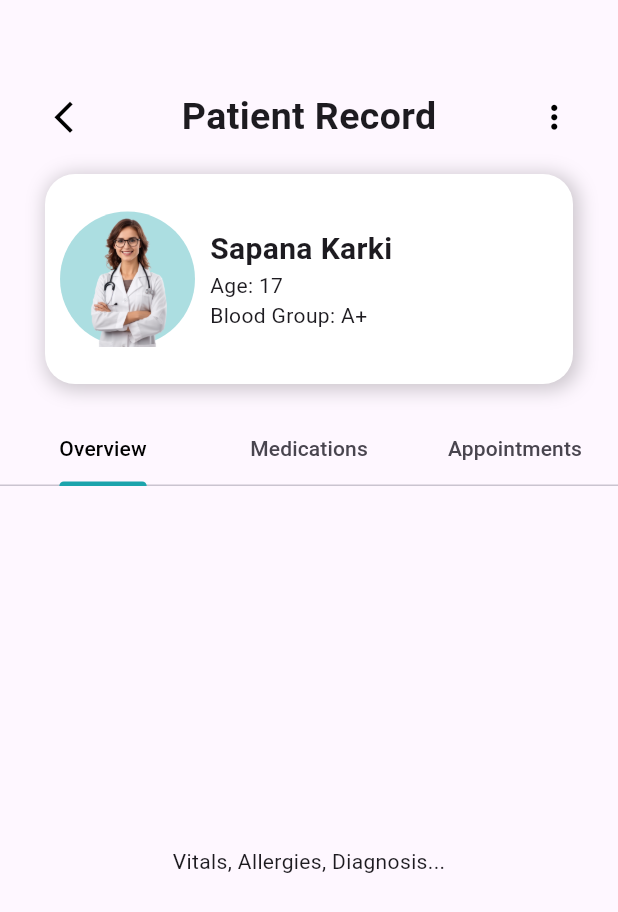
After one commit to admin123KK/merodoctor555, a Flutter app: the Dhomepage screen opened directly, after a tap on "Patients", on a phone screen of 412 x 824 dp. The commit adds this screen. Shown: the top 912 px of the screen. Run offline on Flutter 3.47's test engine with Material 3 defaults, Android fonts, the phone set to English and light mode, and no system bars.

Commit message:
patient record starup

```diff
--- a/lib/doctor/dhomepage.dart
+++ b/lib/doctor/dhomepage.dart
@@ -1,5 +1,6 @@
 import 'package:flutter/material.dart';
 import 'package:merodoctor/doctor/dprofilepage.dart';
+import 'package:merodoctor/doctor/patientrecord.dart';
 
 class Dhomepage extends StatefulWidget {
   const Dhomepage({super.key});
@@ -278,15 +279,23 @@ class _DhomepageState extends State<Dhomepage> {
                               const SizedBox(
                                 width: 9,
                               ),
-                              Container(
+                              InkWell(
+                                onTap: () {
+                                  Navigator.push(
+                                      context,
+                                      MaterialPageRoute(
+                                          builder: (context) =>
+                                              Patientrecord()));
+                                },
+                                child: Container(
                                   height: 80,
                                   width: 80,
                                   decoration: BoxDecoration(
                                       color: Color.fromARGB(93, 28, 165, 172),
                                       borderRadius: BorderRadius.circular(15)),
                                   child: const Padding(
-                                  padding:
-                                      const EdgeInsets.symmetric(vertical: 13),
+                                    padding: const EdgeInsets.symmetric(
+                                        vertical: 13),
                                     child: const Column(
                                       children: [
                                         Icon(
@@ -303,6 +312,7 @@ class _DhomepageState extends State<Dhomepage> {
                                               fontSize: 10),
                                         )
                                       ],
+                                    ),
                                   ),
                                 ),
                               ),
--- /dev/null
+++ b/lib/doctor/patientrecord.dart
@@ -0,0 +1,112 @@
+import 'dart:io';
+
+import 'package:flutter/material.dart';
+
+class Patientrecord extends StatefulWidget {
+  const Patientrecord({super.key});
+
+  @override
+  State<Patientrecord> createState() => _PatientrecordState();
+}
+
+class _PatientrecordState extends State<Patientrecord> {
+  @override
+  Widget build(BuildContext context) {
+    return DefaultTabController(
+      length: 3,
+      child: Scaffold(
+        body: Column(
+          children: [
+            const SizedBox(height: 60),
+            Padding(
+              padding: const EdgeInsets.symmetric(horizontal: 30),
+              child: Row(
+                mainAxisAlignment: MainAxisAlignment.spaceBetween,
+                children: const [
+                  Icon(Icons.arrow_back_ios_new, size: 25, color: Colors.black),
+                  Text(
+                    'Patient Record',
+                    style: TextStyle(fontWeight: FontWeight.bold, fontSize: 25),
+                  ),
+                  Icon(Icons.more_vert_rounded, size: 25, color: Colors.black),
+                ],
+              ),
+            ),
+            Padding(
+              padding: const EdgeInsets.symmetric(horizontal: 30, vertical: 20),
+              child: Container(
+                height: 140,
+                width: double.infinity,
+                decoration: BoxDecoration(
+                  boxShadow: [
+                    BoxShadow(
+                      color: Colors.black.withOpacity(0.2),
+                      offset: const Offset(2, 2),
+                      blurRadius: 10,
+                      spreadRadius: 2,
+                    )
+                  ],
+                  borderRadius: BorderRadius.circular(20),
+                  color: Colors.white,
+                ),
+                child: Row(
+                  children: [
+                    Padding(
+                      padding: const EdgeInsets.symmetric(
+                          horizontal: 10, vertical: 20),
+                      child: Container(
+                        height: 90,
+                        width: 90,
+                        decoration: BoxDecoration(
+                          color: const Color.fromARGB(93, 28, 165, 172),
+                          borderRadius: BorderRadius.circular(80),
+                        ),
+                        child: Image.asset('assets/image/startpage3.png'),
+                      ),
+                    ),
+                    Column(
+                      crossAxisAlignment: CrossAxisAlignment.start,
+                      mainAxisAlignment: MainAxisAlignment.center,
+                      children: const [
+                        Text(
+                          'Sapana Karki',
+                          style: TextStyle(
+                              fontWeight: FontWeight.bold, fontSize: 20),
+                        ),
+                        Text('Age: 17'),
+                        Text('Blood Group: A+'),
+                      ],
+                    )
+                  ],
+                ),
+              ),
+            ),
+
+            // Tab Bar
+            const TabBar(
+              labelColor: Colors.black,
+              indicatorColor: Color(0xFF1CA4AC),
+              tabs: [
+                Tab(text: 'Overview'),
+                Tab(text: 'Medications'),
+                Tab(text: 'Appointments'),
+              ],
+            ),
+            // TabBar View
+            const Expanded(
+              child: TabBarView(
+                children: [
+                  Center(
+                    child: Text('Vitals, Allergies, Diagnosis...'),
+                  ),
+                  Center(child: Text('List of medications with dose/timing.')),
+                  Center(child: Text('Upcoming and past appointments.')),
+                ],
+              ),
+            ),
+          ],
+        ),
+      ),
+    );
+  }
+}
```
Lines whose indentation alone changed are shown as unchanged.
